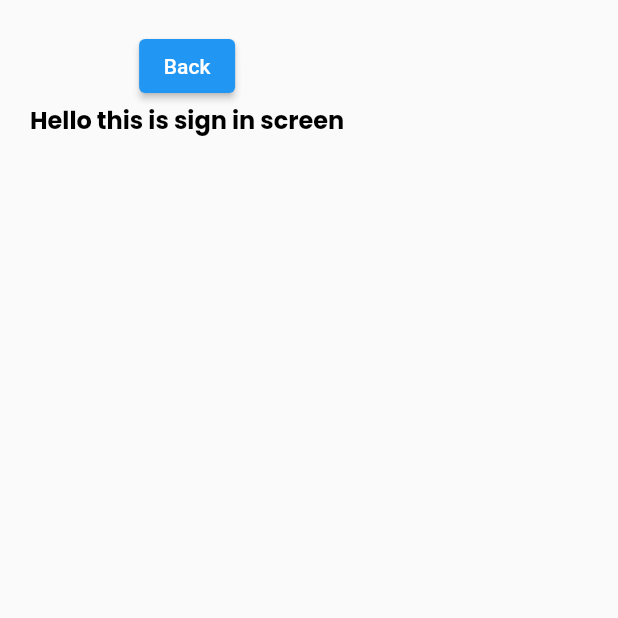
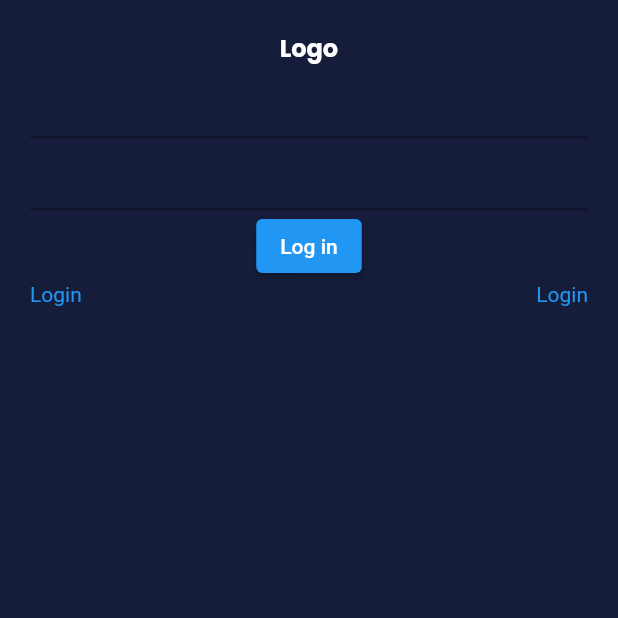
Before and after one commit to FloatKasemtan/CSC291-INFORME, a Flutter app: the screen it shows after launch, after a tap on "Log out", on a phone screen of 412 x 824 dp, the top half of it. Run offline on Flutter 3.47's test engine with Material 2 defaults, Android fonts, the phone set to English and light mode, and no system bars; our stand-ins replace dio, google_fonts; network calls fail.

Commit message:
feat: add login page layout

```diff
--- a/informe/lib/main.dart
+++ b/informe/lib/main.dart
@@ -1,6 +1,3 @@
-import 'dart:convert';
-
-import 'package:dio/dio.dart';
 import 'package:flutter/material.dart';
 import 'package:google_fonts/google_fonts.dart';
 import 'package:informe/screens/course_info.dart';
--- a/informe/lib/screens/sign_in.dart
+++ b/informe/lib/screens/sign_in.dart
@@ -1,4 +1,7 @@
 import 'package:flutter/material.dart';
+import 'package:informe/widgets/sign_in/bottom_action.dart';
+import 'package:informe/widgets/sign_in/custom_textform.dart';
+import 'package:informe/widgets/sign_in/logo.dart';
 
 class SignIn extends StatefulWidget {
   const SignIn({Key? key}) : super(key: key);
@@ -9,22 +12,26 @@ class SignIn extends StatefulWidget {
 }
 
 class _SignInState extends State<SignIn> {
+  var baba = "SAd";
+
+  void click(String text) {
+    setState(() {
+      baba = text;
+    });
+  }
+
   @override
   Widget build(BuildContext context) {
     return Scaffold(
+      backgroundColor: const Color(0xFF161D3A),
       body: Padding(
         padding: const EdgeInsets.all(20),
         child: Column(
           children: [
-            ElevatedButton(
-                onPressed: () {
-                  Navigator.pop(context);
-                },
-                child: const Text("Back")),
-            const Text(
-              "Hello this is sign in screen",
-              style: TextStyle(color: Colors.black),
-            ),
+            Logo(),
+            CustomTextForm(),
+            ElevatedButton(onPressed: () {}, child: Text("Log in")),
+            BottomAction()
           ],
         ),
       ),
--- /dev/null
+++ b/informe/lib/widgets/sign_in/bottom_action.dart
@@ -0,0 +1,37 @@
+import 'package:flutter/material.dart';
+import 'package:flutter/gestures.dart';
+
+class BottomAction extends StatelessWidget {
+  const BottomAction({Key? key}) : super(key: key);
+
+  @override
+  Widget build(BuildContext context) {
+    return Row(
+      mainAxisAlignment: MainAxisAlignment.spaceBetween,
+      children: [
+        RichText(
+          text: TextSpan(
+              text: 'Login',
+              style: TextStyle(
+                color: Colors.blue,
+              ),
+              recognizer: TapGestureRecognizer()
+                ..onTap = () {
+                  print('Login Text Clicked');
+                }),
+        ),
+        RichText(
+          text: TextSpan(
+              text: 'Login',
+              style: TextStyle(
+                color: Colors.blue,
+              ),
+              recognizer: TapGestureRecognizer()
+                ..onTap = () {
+                  print('Login Text Clicked');
+                }),
+        ),
+      ],
+    );
+  }
+}
--- /dev/null
+++ b/informe/lib/widgets/sign_in/custom_textform.dart
@@ -0,0 +1,12 @@
+import 'package:flutter/material.dart';
+
+class CustomTextForm extends StatelessWidget {
+  const CustomTextForm({Key? key}) : super(key: key);
+
+  @override
+  Widget build(BuildContext context) {
+    return Column(
+      children: [TextFormField(), TextFormField()],
+    );
+  }
+}
--- /dev/null
+++ b/informe/lib/widgets/sign_in/logo.dart
@@ -0,0 +1,12 @@
+import 'package:flutter/material.dart';
+
+class Logo extends StatelessWidget {
+  const Logo({Key? key}) : super(key: key);
+
+  @override
+  Widget build(BuildContext context) {
+    return Container(
+      child: Text("Logo"),
+    );
+  }
+}
```
